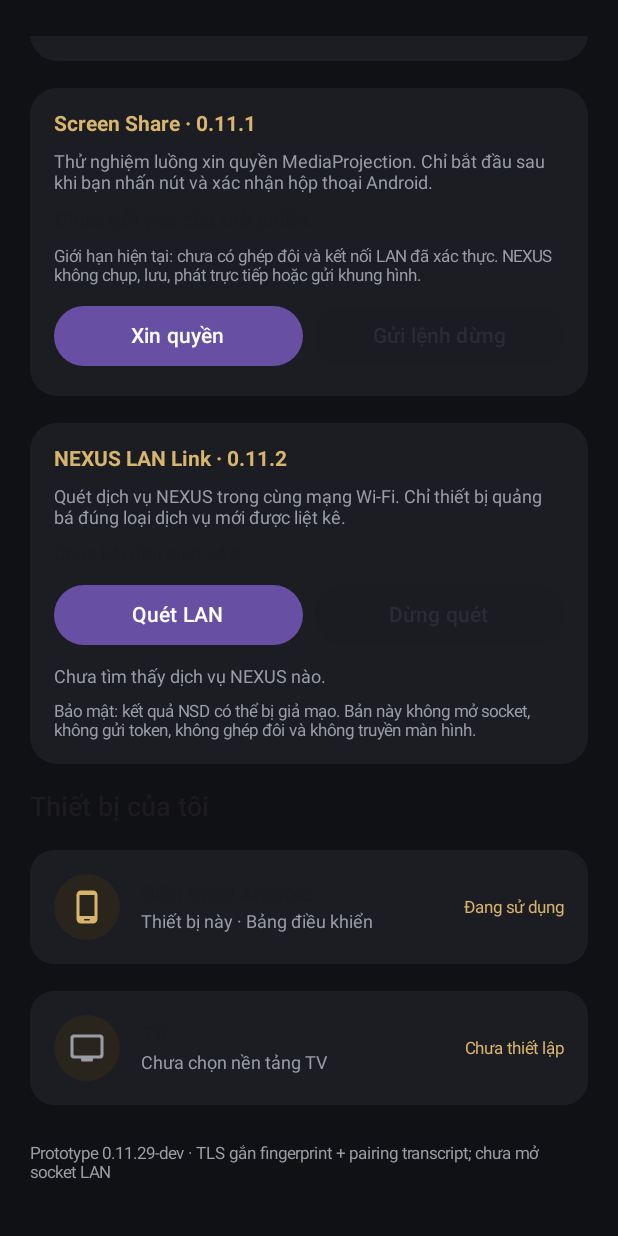
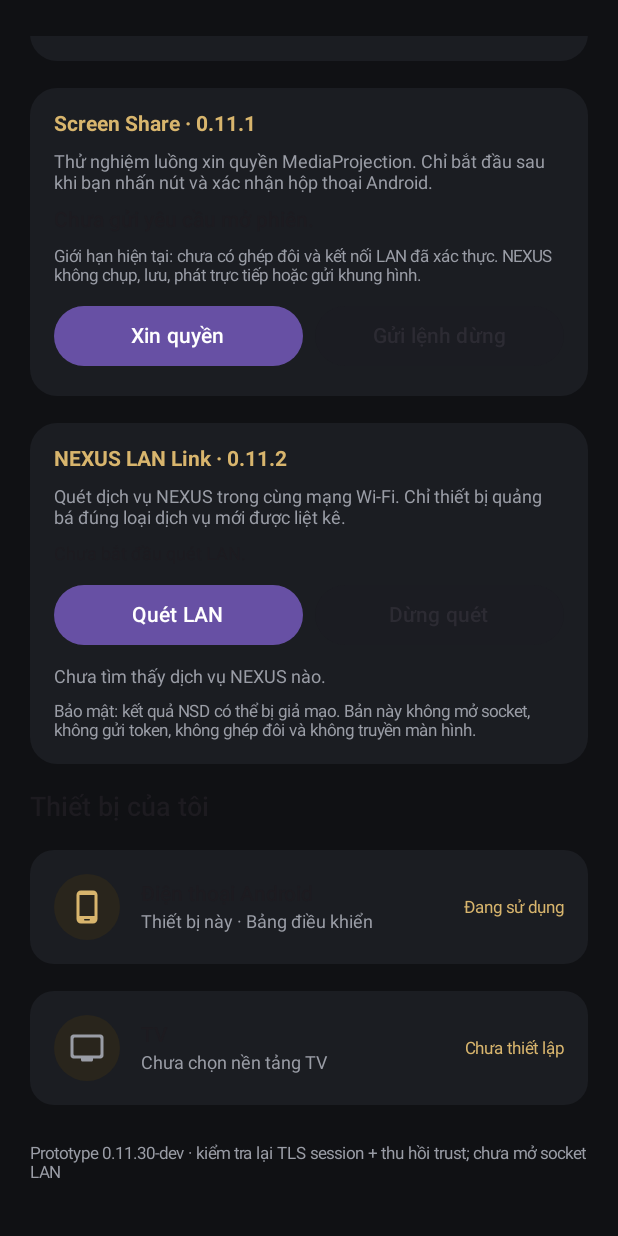
Before and after one commit to dea78799-dotcom/SYNTRA-Ecosystem, an Android app built with Jetpack Compose: the composable NexusDashboard shown on its own in the app's theme, scrolled down 976 dp, on a phone screen of 412 x 824 dp. Run offline under Robolectric (Android 15) with nearby library versions, the phone set to English and light mode, and no system bars; libraries missing offline, so code that uses them is left out: com.google.mlkit.vision; network calls fail.

Commit message:
Show TLS session authorization milestone

```diff
--- a/projects/syntra-nexus/app/src/main/java/com/syntra/nexus/MainActivity.kt
+++ b/projects/syntra-nexus/app/src/main/java/com/syntra/nexus/MainActivity.kt
@@ -273,7 +273,7 @@ private fun NexusDashboard() {
 
             item {
                 Text(
-                    text = "Prototype 0.11.29-dev · TLS gắn fingerprint + pairing transcript; chưa mở socket LAN",
+                    text = "Prototype 0.11.30-dev · kiểm tra lại TLS session + thu hồi trust; chưa mở socket LAN",
                     color = NexusMuted,
                     fontSize = 11.sp,
                     modifier = Modifier.padding(top = 8.dp, bottom = 12.dp)
```
